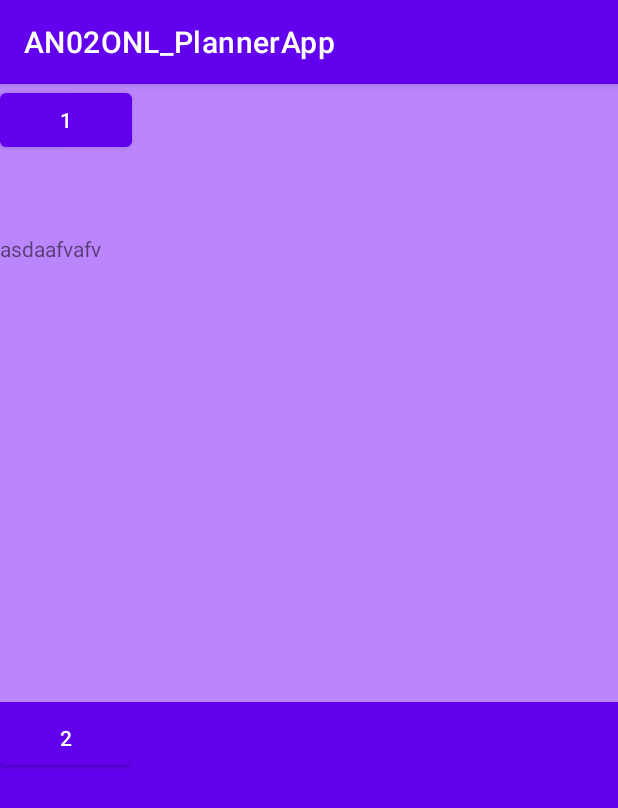
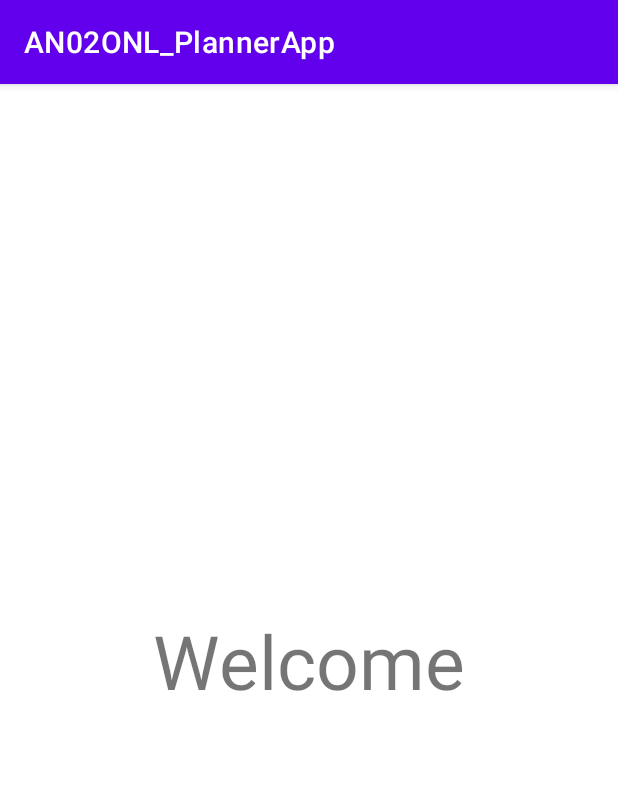
Before and after one commit to kseniyabuko/PlannerApp, an Android app: the screen it shows after launch (MainActivity), on a phone screen of 412 x 824 dp. Shown: the top 808 px of the screen. Run offline under Robolectric (Android 15) with nearby library versions, the phone set to English and light mode, and no system bars; libraries missing offline, so code that uses them is left out: by.kirich1409.viewbindingdelegate; 2 statements that could not run were skipped.

Commit message:
fix main activity

```diff
--- a/app/src/main/res/layout/activity_main.xml
+++ b/app/src/main/res/layout/activity_main.xml
@@ -6,24 +6,6 @@
     android:layout_height="match_parent"
     tools:context=".MainActivity">
 
-    <FrameLayout
-        android:id="@+id/dc"
-        app:layout_constraintTop_toTopOf="parent"
-        app:layout_constraintStart_toStartOf="parent"
-        android:background="@color/purple_200"
-        app:layout_constraintDimensionRatio="1:1"
-        app:layout_constraintEnd_toEndOf="parent"
-        android:layout_width="match_parent"
-        android:layout_height="0dp">
-        <Button
-            android:text="1"
-            android:layout_width="wrap_content"
-            android:layout_height="wrap_content"/>
-        <TextView
-            android:layout_marginTop="100dp"
-            android:text="asdaafvafv"
-            android:layout_width="wrap_content"
-            android:layout_height="wrap_content"/>
     <fragment
         android:id="@+id/navHostFragment"
         android:name="androidx.navigation.fragment.NavHostFragment"
@@ -35,31 +17,5 @@
         app:layout_constraintStart_toStartOf="parent"
         app:layout_constraintTop_toTopOf="parent"
         app:navGraph="@navigation/navigation" />
-    </FrameLayout>
-
-    <FrameLayout
-        app:layout_constraintTop_toBottomOf="@+id/dc"
-        app:layout_constraintStart_toStartOf="parent"
-        android:background="@color/purple_500"
-        app:layout_constraintEnd_toEndOf="parent"
-        app:layout_constraintDimensionRatio="1:1"
-        android:layout_width="match_parent"
-        android:layout_height="0dp">
-        <Button
-            android:text="2"
-            android:layout_width="wrap_content"
-            android:layout_height="wrap_content"/>
-        <fragment
-            android:id="@+id/navHostFragment2"
-            android:name="androidx.navigation.fragment.NavHostFragment"
-            android:layout_width="0dp"
-            android:layout_height="0dp"
-            app:defaultNavHost="true"
-            app:layout_constraintBottom_toBottomOf="parent"
-            app:layout_constraintEnd_toEndOf="parent"
-            app:layout_constraintStart_toStartOf="parent"
-            app:layout_constraintTop_toTopOf="parent"
-            app:navGraph="@navigation/navigation" />
-    </FrameLayout>
 
 </androidx.constraintlayout.widget.ConstraintLayout>
```
Lines whose indentation alone changed are shown as unchanged.
